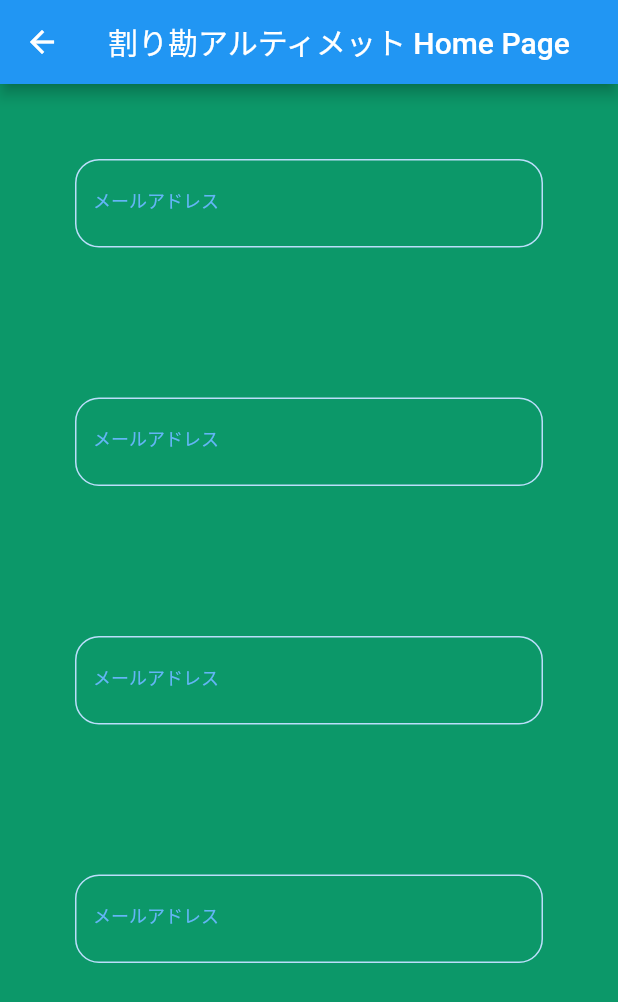
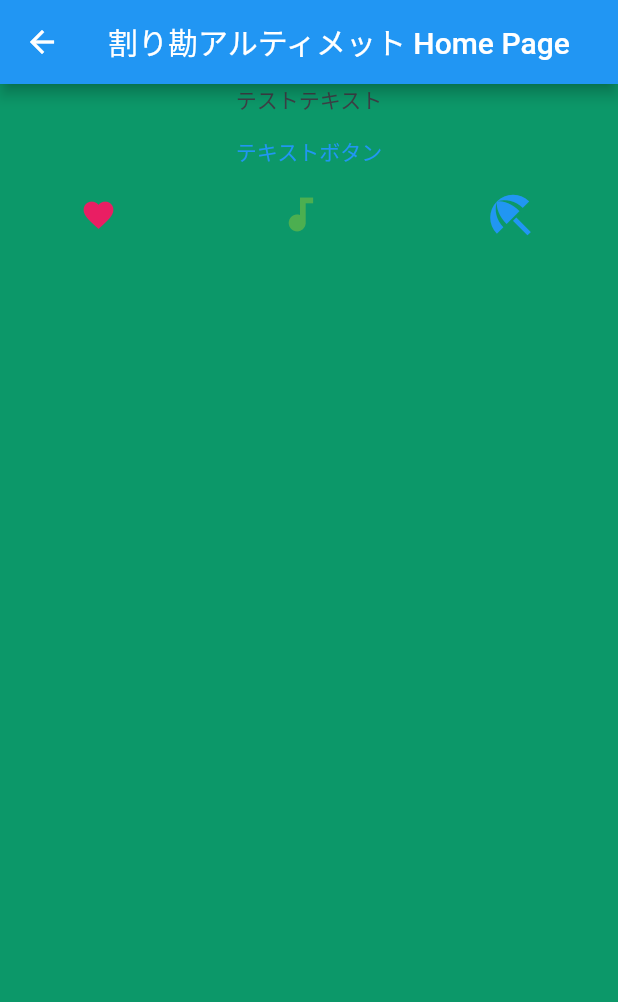
Before and after one commit to KOHEI183/warikan_ultimate, a Flutter app: the PracticeIchiba screen opened directly, on a phone screen of 412 x 824 dp. Shown: the top 1002 px of the screen. Run offline on Flutter 3.47's test engine with Material 2 defaults, Android fonts, the light colour scheme and no system bars.

Commit message:
componentの配置 #12

```diff
--- a/lib/components/tutorial/ichiba/practice_ichiba.dart
+++ b/lib/components/tutorial/ichiba/practice_ichiba.dart
@@ -18,12 +18,39 @@ class PracticeIchiba extends StatelessWidget {
       body: Container(
           color: mainPrimaryColor,
           child: Container(
+            // 縦に並べる、行を実現するWidget
             child: Column(
               children: <Widget>[
-                ChangeForm(),
-                ChangeForm(),
-                ChangeForm(),
-                ChangeForm(),
+                // ChangeForm(),
+                // ChangeForm(),
+                // ChangeForm(),
+                // ChangeForm(),
+                const Text("テストテキスト"),
+                TextButton(
+                    onPressed: () => {print("ボタンが押された")}, // ボタンが押された時のイベント
+                    child: const Text("テキストボタン")), // 画面上に表示する文字,
+                //列を実現するWidget
+                Row(
+                  // 列の要素を等間隔で表示するというプロパティ値
+                  mainAxisAlignment: MainAxisAlignment.spaceAround,
+                  children: [
+                    Icon(
+                      Icons.favorite,
+                      color: Colors.pink,
+                      size: 24.0,
+                    ),
+                    Icon(
+                      Icons.audiotrack,
+                      color: Colors.green,
+                      size: 30.0,
+                    ),
+                    Icon(
+                      Icons.beach_access,
+                      color: Colors.blue,
+                      size: 36.0,
+                    ),
+                  ],
+                )
               ],
             ),
           )),
```
Also changed, not shown: lib/components/tutorial/my_home_page.dart (+12 -3 lines).
